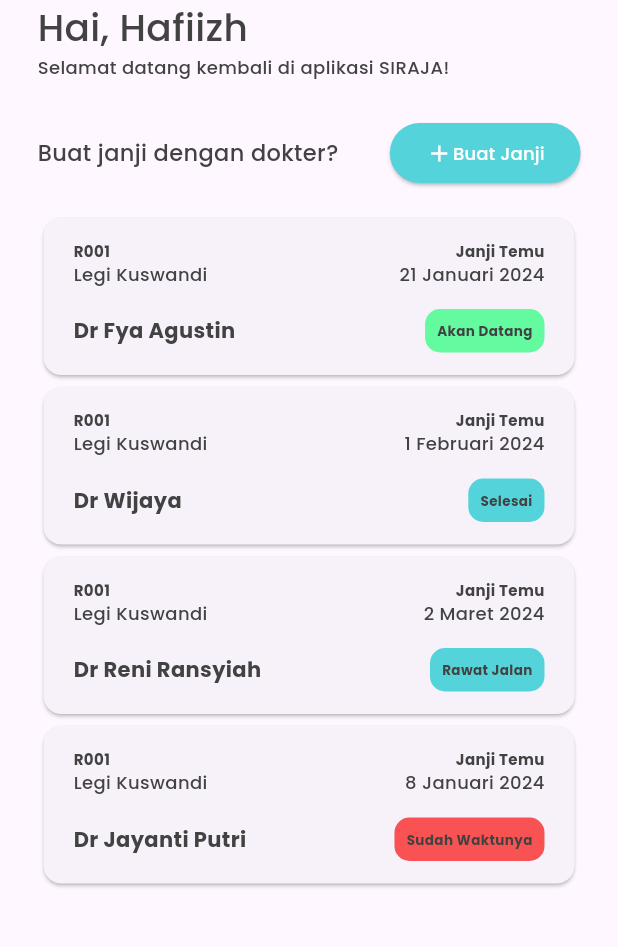
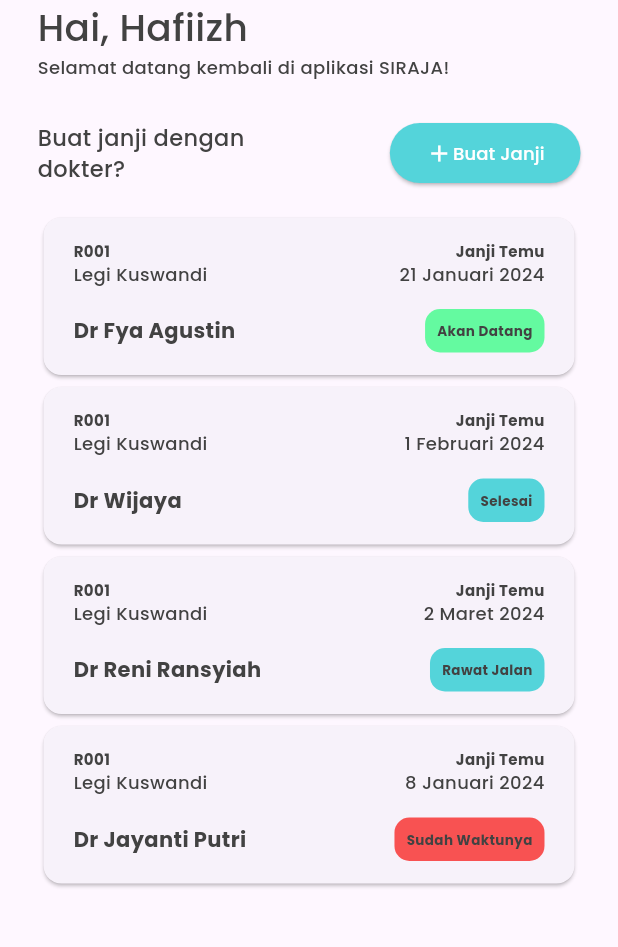
Before and after one commit to FITurnip/tubes_provis, a Flutter app: the Home screen opened directly, on a phone screen of 412 x 824 dp, the part 84-1031 px from its top. Run offline on Flutter 3.47's test engine with Material 3 defaults, Android fonts, the light colour scheme and no system bars; our stand-ins replace flutter_svg_provider, google_fonts, image_picker, qr_flutter, shared_preferences, table_calendar; accounts and stored records are empty.

Commit message:
fixing overflow

```diff
--- a/lib/Pages/home.dart
+++ b/lib/Pages/home.dart
@@ -163,9 +163,13 @@ class HomeContent extends StatelessWidget {
             mainAxisAlignment: MainAxisAlignment.spaceBetween,
             mainAxisSize: MainAxisSize.max,
             children: [
-              Text(
-                "Buat janji dengan dokter?",
-                style: getDefaultTextStyle(font_size: 15),
+              Container(
+                width: 2 * MediaQuery.of(context).size.width / 5,
+                child: Text(
+                  "Buat janji dengan dokter?",
+                  style: getDefaultTextStyle(font_size: 15),
+                  overflow: TextOverflow.clip
+                ),
               ),
               ElevatedButton(
                   onPressed: () => {
```
